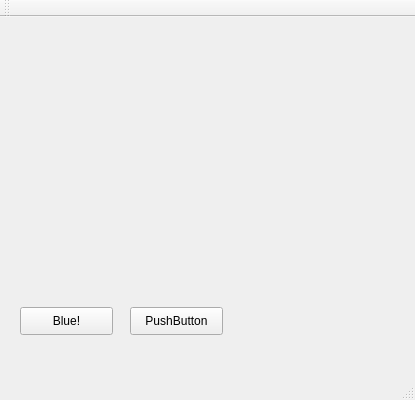
eunjiyun/-Field_Training, file Qt/QtWidgetsApplication1/QtWidgetsApplication1.ui: the form before one commit.
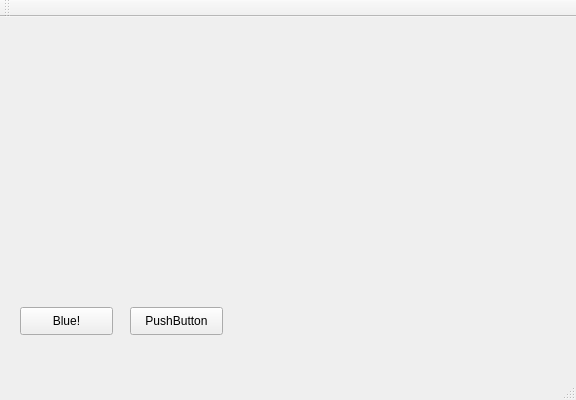
The form after the commit.

Commit message:
Troubleshooting VTK rendering not being implemented inside QT widgets
vtk렌더링이 qt위젯 안에서 구현되지 않는 문제 해결

```diff
--- a/Qt/QtWidgetsApplication1/QtWidgetsApplication1.ui
+++ b/Qt/QtWidgetsApplication1/QtWidgetsApplication1.ui
@@ -6,7 +6,7 @@
    <rect>
     <x>0</x>
     <y>0</y>
-    <width>415</width>
+    <width>576</width>
     <height>400</height>
    </rect>
   </property>
```
Left out of the diff: 13 changed lines with no effect on the pictures. The commit also changes 4 other files.
